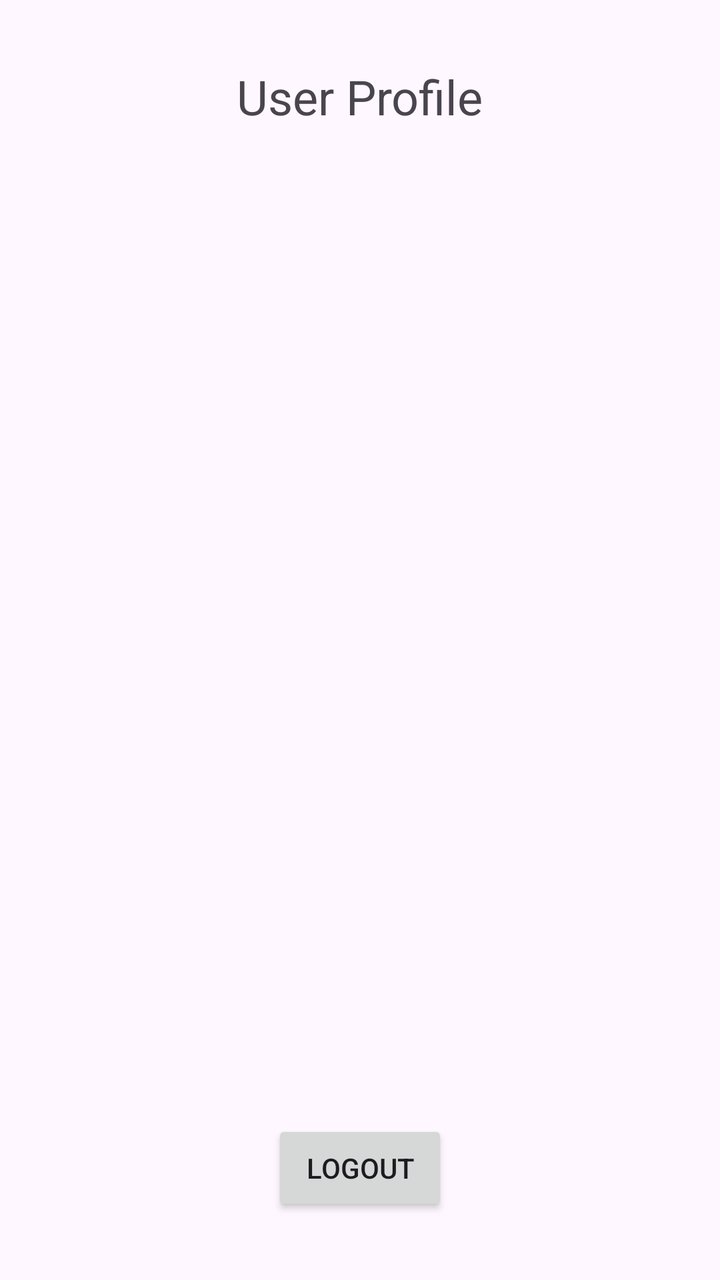
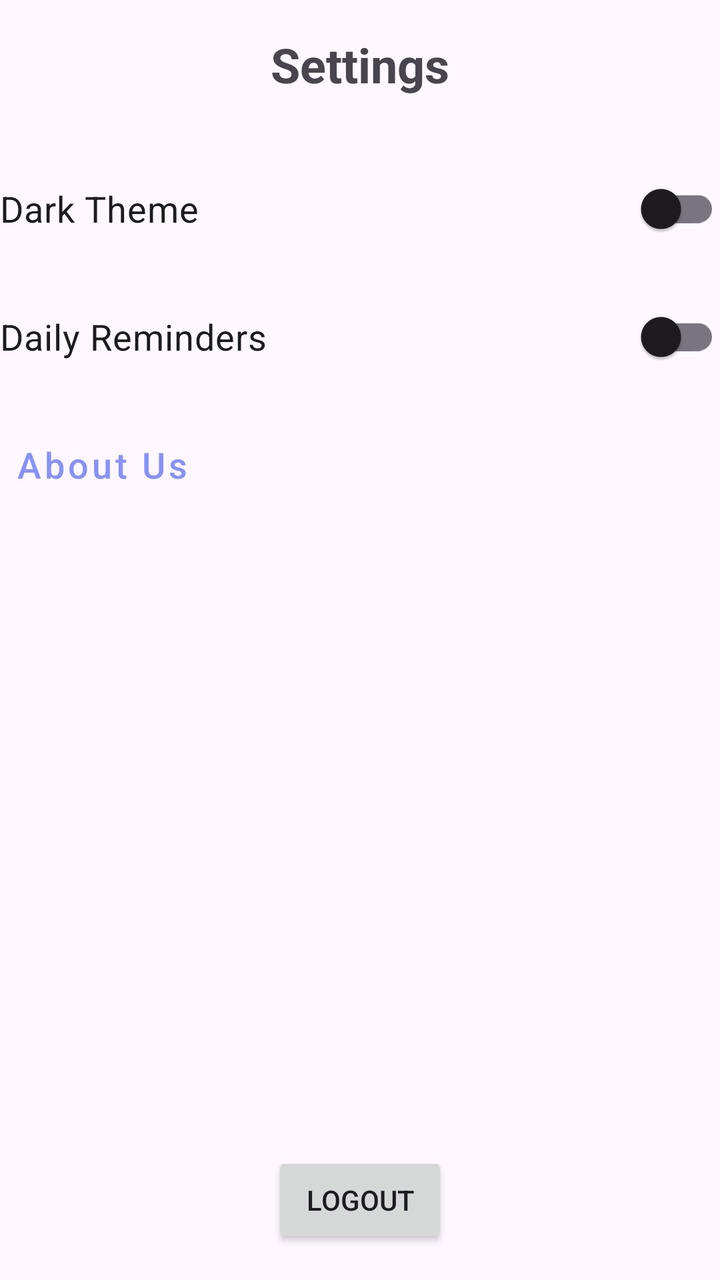

Before-and-after screenshots of an Android layout around one commit, followed by the original layout XML and the change that was made.
<!-- AndroidManifest.xml: application theme Theme.Moodscape1 -->
<!-- res/layout/fragment_profile.xml -->
<?xml version="1.0" encoding="utf-8"?>
<androidx.constraintlayout.widget.ConstraintLayout
    xmlns:android="http://schemas.android.com/apk/res/android"
    xmlns:tools="http://schemas.android.com/tools"
    xmlns:app="http://schemas.android.com/apk/res-auto"
    android:layout_width="match_parent"
    android:layout_height="match_parent"
    tools:context=".fragments.Profile">

    
    <TextView
        android:id="@+id/textViewProfileTitle"
        android:layout_width="wrap_content"
        android:layout_height="wrap_content"
        android:text="User Profile"
        android:textSize="24sp"
        android:layout_marginTop="32dp"
        app:layout_constraintTop_toTopOf="parent"
        app:layout_constraintStart_toStartOf="parent"
        app:layout_constraintEnd_toEndOf="parent" />

    


    
    <Button
        android:id="@+id/buttonLogout"
        android:layout_width="wrap_content"
        android:layout_height="wrap_content"
        android:text="Logout"
        app:layout_constraintBottom_toBottomOf="parent"
        app:layout_constraintStart_toStartOf="parent"
        app:layout_constraintEnd_toEndOf="parent"
        android:layout_marginBottom="32dp" /> 

</androidx.constraintlayout.widget.ConstraintLayout>
<!-- resources referenced by this layout -->
<resources>
  <style name="Theme.Moodscape1" parent="Base.Theme.Moodscape1">
          
      </style>
  <style name="Base.Theme.Moodscape1" parent="Theme.Material3.DayNight.NoActionBar">
          
          <item name="colorPrimary">@color/lavender</item>
          <item name="colorPrimaryVariant">@color/lavender</item>
          <item name="colorOnPrimary">@color/white</item>
          
          <item name="colorSecondary">@color/teal_200</item>
          <item name="colorSecondaryVariant">@color/teal_700</item>
          <item name="colorOnSecondary">@color/black</item>
          
          <item name="android:statusBarColor">?attr/colorPrimaryVariant</item>
          
      </style>
  <color name="lavender">#8692f7</color>
  <color name="white">#FFFFFFFF</color>
  <color name="teal_200">#FF03DAC5</color>
  <color name="teal_700">#FF018786</color>
  <color name="black">#FF000000</color>
</resources>

<!-- the commit's change to res/layout/fragment_profile.xml (unified diff, before → after) -->
@@ -7,19 +7,58 @@
     android:layout_height="match_parent"
     tools:context=".fragments.Profile">
 
-    
     <TextView
         android:id="@+id/textViewProfileTitle"
         android:layout_width="wrap_content"
         android:layout_height="wrap_content"
-        android:text="User Profile"
+        android:text="Settings"
         android:textSize="24sp"
-        android:layout_marginTop="32dp"
+        android:textStyle="bold"
+        android:layout_marginTop="16dp"
         app:layout_constraintTop_toTopOf="parent"
         app:layout_constraintStart_toStartOf="parent"
         app:layout_constraintEnd_toEndOf="parent" />
 
     
+    <com.google.android.material.switchmaterial.SwitchMaterial
+        android:id="@+id/switchTheme"
+        android:layout_width="0dp"
+        android:layout_height="wrap_content"
+        android:minHeight="48dp"
+        android:text="Dark Theme"
+        android:textSize="18sp"
+        android:layout_marginTop="32dp"
+        app:layout_constraintTop_toBottomOf="@id/textViewProfileTitle"
+        app:layout_constraintStart_toStartOf="parent"
+        app:layout_constraintEnd_toEndOf="parent"/>
+
+    
+    <com.google.android.material.switchmaterial.SwitchMaterial
+        android:id="@+id/switchNotifications"
+        android:layout_width="0dp"
+        android:layout_height="wrap_content"
+        android:minHeight="48dp"
+        android:text="Daily Reminders"
+        android:textSize="18sp"
+        android:layout_marginTop="16dp"
+        app:layout_constraintTop_toBottomOf="@id/switchTheme"
+        app:layout_constraintStart_toStartOf="parent"
+        app:layout_constraintEnd_toEndOf="parent"/>
+
+    
+    <Button
+        android:id="@+id/buttonAboutUs"
+        style="@style/Widget.MaterialComponents.Button.TextButton"
+        android:layout_width="0dp"
+        android:layout_height="wrap_content"
+        android:text="About Us"
+        android:textAllCaps="false"
+        android:gravity="start|center_vertical"
+        android:textSize="18sp"
+        android:layout_marginTop="16dp"
+        app:layout_constraintTop_toBottomOf="@id/switchNotifications"
+        app:layout_constraintStart_toStartOf="parent"
+        app:layout_constraintEnd_toEndOf="parent"/>
 
 
     
@@ -31,6 +70,6 @@
         app:layout_constraintBottom_toBottomOf="parent"
         app:layout_constraintStart_toStartOf="parent"
         app:layout_constraintEnd_toEndOf="parent"
-        android:layout_marginBottom="32dp" /> 
+        android:layout_marginBottom="16dp" />
 
 </androidx.constraintlayout.widget.ConstraintLayout>
